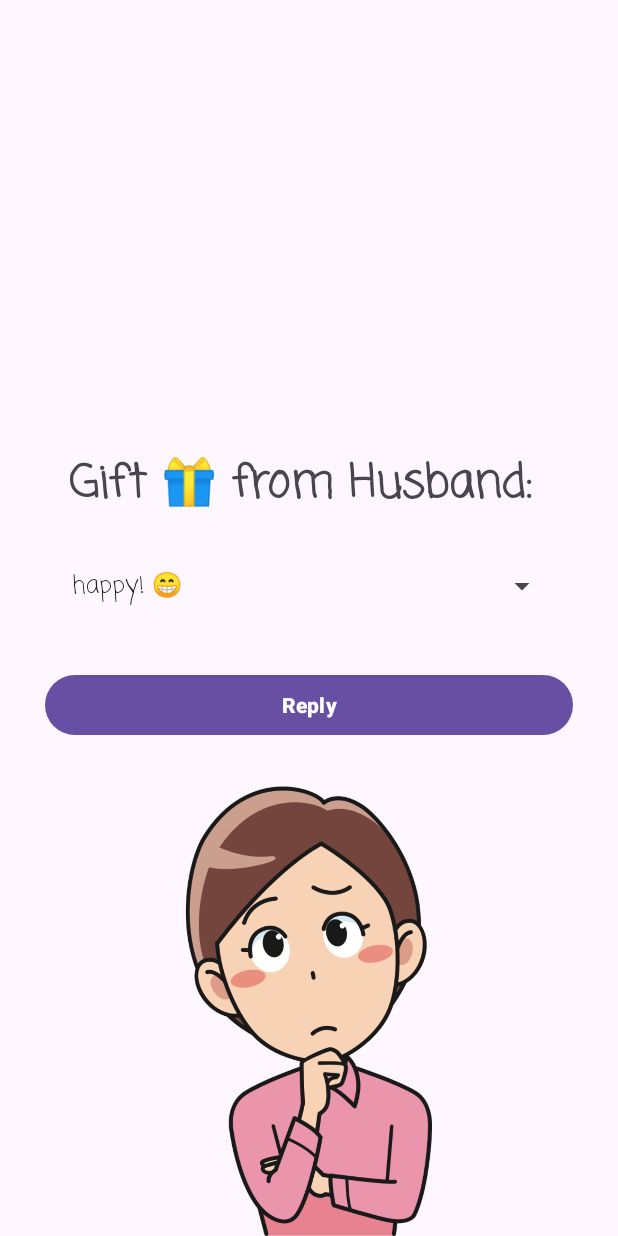
After one commit to Shoojan/Unit4-AndroidActivity, an Android app: the HerActivity screen opened directly, with no data from a screen before it, on a phone screen of 412 x 824 dp. The commit adds this screen. Run offline under Robolectric (Android 15) with nearby library versions, the light colour scheme and no system bars.

Commit message:
Added her Layout and design it's layout as well

```diff
--- a/app/src/main/AndroidManifest.xml
+++ b/app/src/main/AndroidManifest.xml
@@ -13,6 +13,9 @@
         android:theme="@style/Theme.Unit4AndroidActivity"
         tools:targetApi="31">
         <activity
+            android:name=".HerActivity"
+            android:exported="false" />
+        <activity
             android:name=".HimActivity"
             android:exported="false" />
         <activity
--- /dev/null
+++ b/app/src/main/java/com/example/unit4androidactivity/HerActivity.java
@@ -0,0 +1,24 @@
+package com.example.unit4androidactivity;
+
+import android.os.Bundle;
+
+import androidx.activity.EdgeToEdge;
+import androidx.appcompat.app.AppCompatActivity;
+import androidx.core.graphics.Insets;
+import androidx.core.view.ViewCompat;
+import androidx.core.view.WindowInsetsCompat;
+
+public class HerActivity extends AppCompatActivity {
+
+    @Override
+    protected void onCreate(Bundle savedInstanceState) {
+        super.onCreate(savedInstanceState);
+        EdgeToEdge.enable(this);
+        setContentView(R.layout.activity_her);
+        ViewCompat.setOnApplyWindowInsetsListener(findViewById(R.id.main), (v, insets) -> {
+            Insets systemBars = insets.getInsets(WindowInsetsCompat.Type.systemBars());
+            v.setPadding(systemBars.left, systemBars.top, systemBars.right, systemBars.bottom);
+            return insets;
+        });
+    }
+}
--- /dev/null
+++ b/app/src/main/res/layout/activity_her.xml
@@ -0,0 +1,48 @@
+<?xml version="1.0" encoding="utf-8"?>
+<RelativeLayout xmlns:android="http://schemas.android.com/apk/res/android"
+    xmlns:tools="http://schemas.android.com/tools"
+    android:id="@+id/main"
+    android:layout_width="match_parent"
+    android:layout_height="match_parent"
+    tools:context=".HerActivity">
+
+    <TextView
+        android:id="@+id/giftMessage"
+        android:layout_width="wrap_content"
+        android:layout_height="wrap_content"
+        android:layout_above="@id/replySpinner"
+        android:layout_centerHorizontal="true"
+        android:layout_marginBottom="20dp"
+        android:text="Gift 🎁 from Husband: "
+        android:textAlignment="center"
+        android:textSize="30sp"
+        android:textStyle="bold" />
+
+    <Spinner
+        android:id="@+id/replySpinner"
+        android:layout_width="match_parent"
+        android:layout_height="50sp"
+        android:layout_above="@id/replyBtn"
+        android:layout_centerHorizontal="true"
+        android:layout_marginHorizontal="40dp"
+        android:entries="@array/emotions" />
+
+    <Button
+        android:id="@+id/replyBtn"
+        android:layout_width="match_parent"
+        android:layout_height="wrap_content"
+        android:layout_above="@id/wifeImage"
+        android:layout_centerHorizontal="true"
+        android:layout_margin="30dp"
+        android:text="Reply"
+        android:textColor="@android:color/white"
+        android:textStyle="bold" />
+
+    <ImageView
+        android:id="@+id/wifeImage"
+        android:layout_width="wrap_content"
+        android:layout_height="300sp"
+        android:layout_alignParentBottom="true"
+        android:src="@drawable/her" />
+
+</RelativeLayout>
--- a/app/src/main/res/values/strings.xml
+++ b/app/src/main/res/values/strings.xml
@@ -1,3 +1,11 @@
 <resources>
-    <string name="app_name">Unit4AndroidActivity</string>
+    <string name="app_name">Unit 4 - Android Activity</string>
+    <string-array name="emotions">
+        <item>happy! 😁</item>
+        <item>sad! 😔</item>
+        <item>angry! 😡</item>
+        <item>confused! 😵</item>
+        <item>excited! 🤩</item>
+        <item>irritated! 😤</item>
+    </string-array>
 </resources>
```
